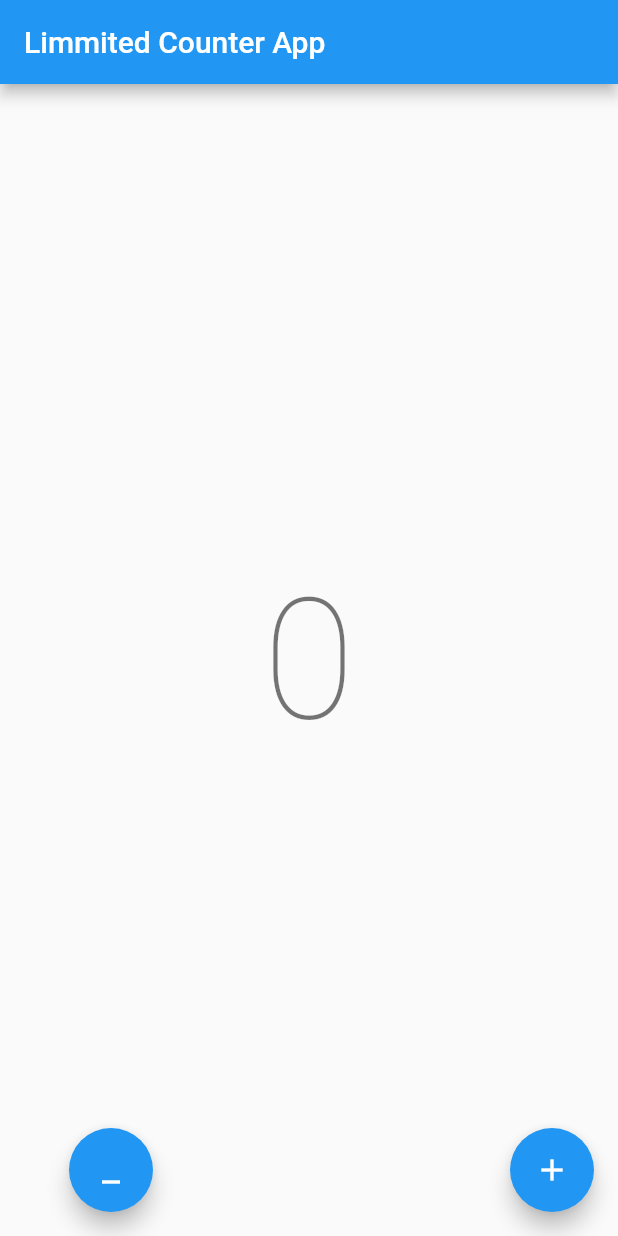
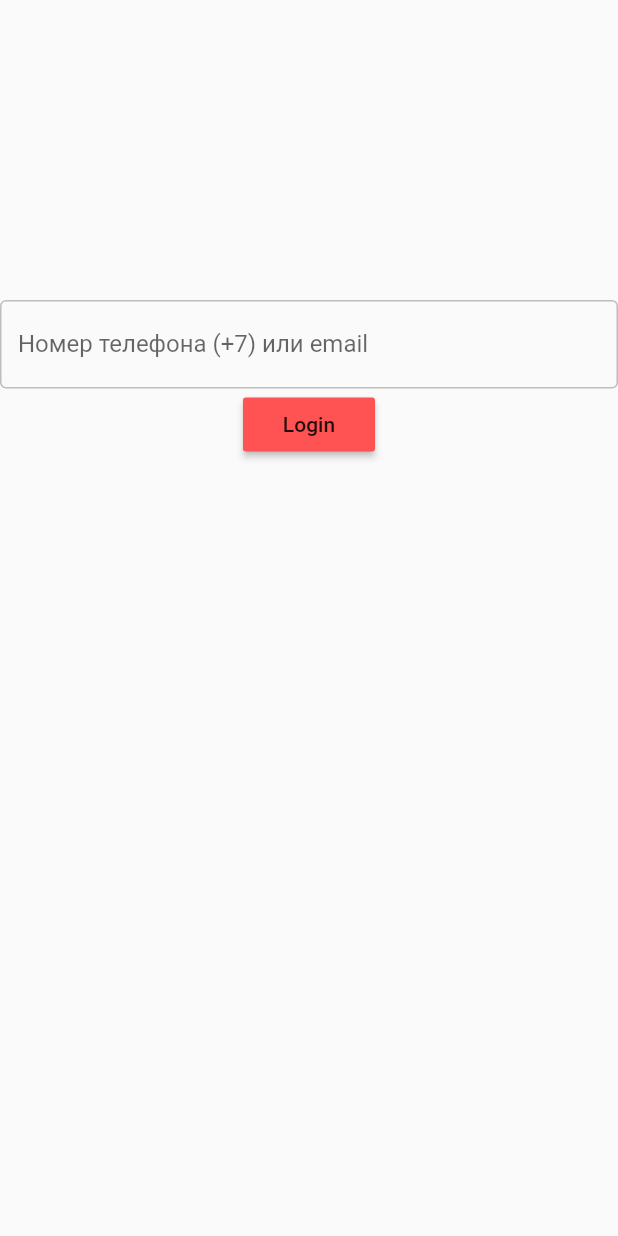
Before and after one commit to yerkbn/Latiner, a Flutter app: the screen it shows after launch, on a phone screen of 412 x 824 dp. Run offline on Flutter 3.47's test engine with Material 2 defaults, Android fonts, the phone set to English and light mode, and no system bars; our stand-ins replace bloc, equatable, flutter_bloc, shared_preferences.

```diff
--- /dev/null
+++ b/lib/auth/bloc/auth_event.dart
@@ -0,0 +1,28 @@
+part of 'auth_bloc.dart';
+
+abstract class AuthEvent extends Equatable {
+  const AuthEvent();
+}
+
+/// When App first started we triger AuthBloc
+/// to check does user is signin or not
+class AppStartedAuthEvent extends AuthEvent {
+  @override
+  List<Object> get props => [];
+}
+
+/// When user signin with some system
+/// we call this event to notify bloc that user
+/// authenticated
+class LoggedInAuthEvent extends AuthEvent {
+  final User user;
+  LoggedInAuthEvent(this.user);
+  @override
+  List<Object> get props => [user];
+}
+
+/// We delete all user data to by calling this event
+class LoggedOutAuthEvent extends AuthEvent {
+  @override
+  List<Object> get props => [];
+}
--- /dev/null
+++ b/lib/auth/bloc/auth_state.dart
@@ -0,0 +1,25 @@
+part of 'auth_bloc.dart';
+
+abstract class AuthState extends Equatable {
+  const AuthState();
+}
+
+/// When user already authenticated to the system
+class AuthenticatedAuthState extends AuthState {
+  final User user;
+  AuthenticatedAuthState(this.user);
+  @override
+  List<Object> get props => [user];
+}
+
+/// When user not authenticated
+class UnauthenticatedAuthState extends AuthState {
+  @override
+  List<Object> get props => null;
+}
+
+/// When we fetach user data we show loading status
+class LoadingAuthState extends AuthState {
+  @override
+  List<Object> get props => null;
+}
--- /dev/null
+++ b/lib/auth/model/user.dart
@@ -0,0 +1,38 @@
+import 'dart:convert';
+
+import 'package:equatable/equatable.dart';
+
+class User extends Equatable {
+  final String email;
+  final String token;
+
+  User(this.email, this.token);
+
+  /// When JSON come from backend
+  /// we parse it and create User instance
+  /// and it will be used
+  static User parseMap(Map object) {
+    return User(object['email'], object['token']);
+  }
+
+  /// when we retrive data from [shared_preferences]
+  /// it will be just string that is why we [decode] it
+  /// and create [User] instance
+  static User jsonStringToObject(String jsonString) {
+    Map object = json.decode(jsonString);
+    return User(object['email'], object['token']);
+  }
+
+  /// In order to store object to [shared_preferences]
+  /// we have to transform it to map and [encode] it to String
+  String objectToJsonString() {
+    Map objectMap = {
+      'email': this.email,
+      'token': this.token,
+    };
+    return json.encode(objectMap).toString();
+  }
+
+  @override
+  List<Object> get props => [email, token];
+}
--- a/lib/main.dart
+++ b/lib/main.dart
@@ -1,6 +1,7 @@
 import 'package:flutter/material.dart';
 import 'package:latiner/counter/ui/counter_page.dart';
+import 'package:latiner/navigation.dart';
 
 void main() {
-  runApp(CounterPage());
+  runApp(App());
 }
--- /dev/null
+++ b/lib/navigation.dart
@@ -0,0 +1,88 @@
+import 'package:flutter/material.dart';
+import 'package:flutter_bloc/flutter_bloc.dart';
+import 'package:latiner/auth/ui/loading_page.dart';
+import 'package:latiner/auth/ui/profile_page.dart';
+import 'package:latiner/signin/ui/signin_page.dart';
+
+import 'auth/bloc/auth_bloc.dart';
+
+class App extends StatefulWidget {
+  App({Key key}) : super(key: key);
+
+  @override
+  State<App> createState() => _AppState();
+}
+
+class _AppState extends State<App> {
+  AuthBloc _authBloc;
+
+  @override
+  void initState() {
+    _authBloc = AuthBloc();
+
+    /// When App first started we triger [AuthBloc]
+    /// to check does user is authenticated or not
+    _authBloc.add(AppStartedAuthEvent());
+    super.initState();
+  }
+
+  @override
+  void dispose() {
+    /// When widget close call [cloase] method too
+    /// because it lead to memory leak
+    _authBloc.close();
+    super.dispose();
+  }
+
+  @override
+  Widget build(BuildContext context) {
+    return MultiBlocProvider(
+      providers: [
+        BlocProvider<AuthBloc>(
+          create: (BuildContext context) => _authBloc,
+        ),
+      ],
+      child: MaterialApp(
+        home: BlocBuilder<AuthBloc, AuthState>(
+          bloc: _authBloc,
+          builder: (BuildContext context, AuthState state) {
+            if (state is AuthenticatedAuthState) {
+              return AuthenticatedApp();
+            }
+            if (state is UnauthenticatedAuthState) {
+              return UnauthenticatedApp();
+            }
+            if (state is LoadingAuthState) {
+              return LoadingPage();
+            }
+          },
+        ),
+      ),
+    );
+  }
+}
+
+/// --- The Unauthenticated routes ---
+class UnauthenticatedApp extends StatelessWidget {
+  @override
+  Widget build(BuildContext context) {
+    return MaterialApp(
+      debugShowCheckedModeBanner: false,
+      routes: {
+        '/': (BuildContext context) => SigninPage(),
+      },
+    );
+  }
+}
+
+/// --- The Authenticated routes ---
+class AuthenticatedApp extends StatelessWidget {
+  @override
+  Widget build(BuildContext context) {
+    return MaterialApp(
+      routes: {
+        '/': (BuildContext context) => ProfilePage(),
+      },
+    );
+  }
+}
--- /dev/null
+++ b/lib/signin/bloc/signin_event.dart
@@ -0,0 +1,14 @@
+part of 'signin_bloc.dart';
+
+abstract class SigninEvent extends Equatable {
+  const SigninEvent();
+}
+
+class LoginButtonPressedSigninEvent extends SigninEvent {
+  final String username;
+
+  LoginButtonPressedSigninEvent(this.username);
+
+  @override
+  List<Object> get props => [username];
+}
--- /dev/null
+++ b/lib/signin/bloc/signin_state.dart
@@ -0,0 +1,28 @@
+part of 'signin_bloc.dart';
+
+abstract class SigninState extends Equatable {
+  const SigninState();
+}
+
+class SigninInitial extends SigninState {
+  @override
+  List<Object> get props => [];
+}
+
+class LoadingSigninState extends SigninState {
+  @override
+  List<Object> get props => null;
+}
+
+class FailureSigninState extends SigninState {
+  final String error;
+  FailureSigninState(this.error);
+
+  @override
+  List<Object> get props => [error];
+}
+
+class SuccessSigninState extends SigninState {
+  @override
+  List<Object> get props => null;
+}
--- /dev/null
+++ b/lib/signin/resources/signin_api_provider.dart
@@ -0,0 +1,35 @@
+import 'package:latiner/auth/model/user.dart';
+
+class SigninApiProvider {
+  Future<User> fetchAuthenticate(String username) async {
+    /// this simulate server here you have to fetch
+    /// data from server below shown example
+    await Future.delayed(Duration(milliseconds: 500));
+    return User.parseMap(
+        {'email': 'yerkebulan@gmail.com', 'token': 'sdfsdfmb324343jkjk32jk42'});
+  }
+}
+
+// Future<User> fetchAuthenticate(String username, String password) async {
+//   Map<String, String> body = {'username': username, 'password': password};
+//   Response response = await post('$BACKEND_URL/api-token-auth/',
+//       headers: {
+//         "Accept": "application/json",
+//         "Content-Type": "application/x-www-form-urlencoded"
+//       },
+//       body: body,
+//       encoding: Encoding.getByName("utf-8") //
+//       );
+//   if (response.statusCode >= 400 && response.statusCode < 500) {
+//     String mess = json.decode(response.body)['detail'];
+//     if (mess == 'please, activate account')
+//       throw ('Пожалуйста, активируйте аккаунт');
+//     throw ('пользователь не найден');
+//   } else if (response.statusCode >= 300) {
+//     throw ('повторите попытку позже возникла внутренняя проблема');
+//   } else if (response.statusCode >= 200 && response.statusCode < 300) {
+//     String decoded = utf8.decode(response.bodyBytes);
+//     User user = User.parseJson(decoded);
+//     return user;
+//   }
+// }
--- /dev/null
+++ b/lib/signin/ui/signin_page.dart
@@ -0,0 +1,72 @@
+import 'package:flutter/material.dart';
+import 'package:flutter_bloc/flutter_bloc.dart';
+import 'package:latiner/auth/bloc/auth_bloc.dart';
+import 'package:latiner/signin/bloc/signin_bloc.dart';
+
+class SigninPage extends StatefulWidget {
+  SigninPage({Key key}) : super(key: key);
+
+  @override
+  State<SigninPage> createState() => _LoginPageState();
+}
+
+class _LoginPageState extends State<SigninPage> {
+  final _usernameController = TextEditingController();
+  SigninBloc _signinBloc;
+  @override
+  void initState() {
+    _signinBloc = SigninBloc(BlocProvider.of<AuthBloc>(context));
+    super.initState();
+  }
+  @override
+  Widget build(BuildContext context) {
+    return Scaffold(
+        body: BlocListener<SigninBloc, SigninState>(
+      bloc: _signinBloc,
+      listener: (BuildContext context, SigninState state) {
+        if (state is FailureSigninState) {
+          Scaffold.of(context).showSnackBar(SnackBar(
+            content: Text('Failure, ${state.error}'),
+            backgroundColor: Colors.redAccent,
+          ));
+        }
+      },
+      child: Center(
+        child: Column(
+          crossAxisAlignment: CrossAxisAlignment.start,
+          children: <Widget>[
+            SizedBox(height: 200),
+            TextField(
+              controller: _usernameController,
+              decoration: InputDecoration(
+                focusedBorder: OutlineInputBorder(
+                  borderSide: BorderSide(color: Color(0xFFBDBDBD)),
+                ),
+                enabledBorder: OutlineInputBorder(
+                  borderSide: BorderSide(color: Color(0xFFBDBDBD)),
+                ),
+                labelText: 'Номер телефона (+7) или email',
+              ),
+            ),
+            BlocBuilder<SigninBloc, SigninState>(
+              bloc: _signinBloc,
+              builder: (BuildContext context, SigninState state) {
+                return Center(
+                    child: RaisedButton(
+                  color: Colors.redAccent,
+                  onPressed: state is LoadingSigninState
+                      ? null
+                      : () => _signinBloc.add(LoginButtonPressedSigninEvent(
+                            _usernameController.text,
+                          )),
+                  child: Text(
+                      state is LoadingSigninState ? 'Loading...' : 'Login'),
+                ));
+              },
+            ),
+          ],
+        ),
+      ),
+    ));
+  }
+}
--- a/pubspec.yaml
+++ b/pubspec.yaml
@@ -15,6 +15,7 @@ dependencies:
   cupertino_icons: ^0.1.3
   flutter_bloc: ^5.0.1
   equatable: ^1.2.0
+  shared_preferences: ^0.5.8
 
 dev_dependencies:
   flutter_test:
```
Also changed, not shown: lib/auth/bloc/auth_bloc.dart (added, +50 -0 lines), lib/auth/resources/auth_repository.dart (added, +38 -0 lines), lib/auth/ui/loading_page.dart (added, +12 -0 lines), lib/auth/ui/profile_page.dart (added, +54 -0 lines), lib/signin/bloc/signin_bloc.dart (added, +37 -0 lines), pubspec.lock, 6 other files.
